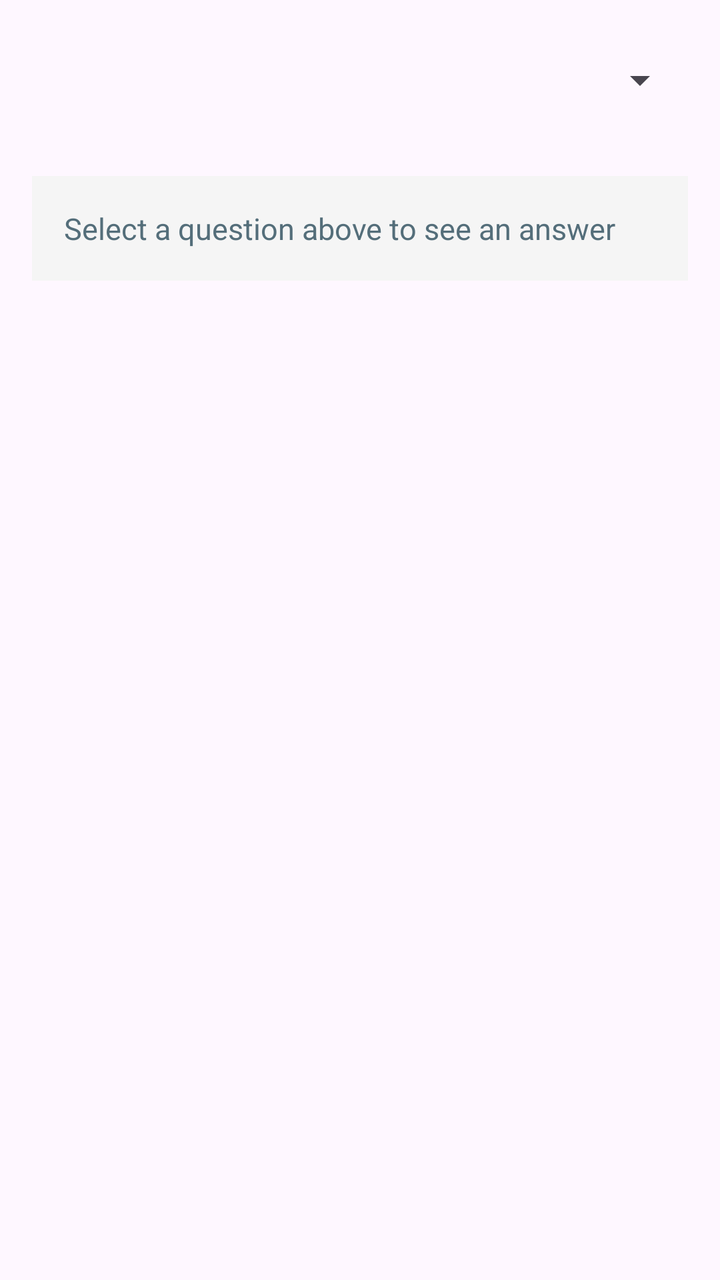
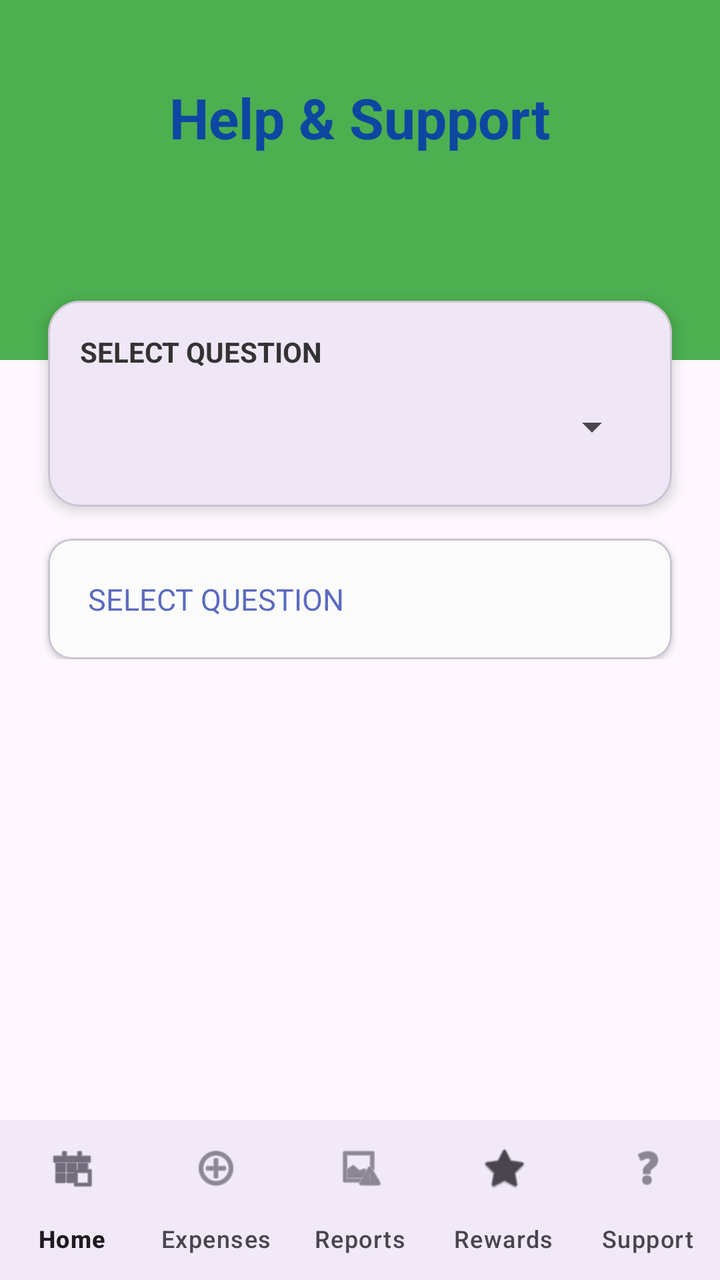

Before-and-after screenshots of an Android layout around one commit, followed by the original layout XML and the change that was made.
<!-- AndroidManifest.xml: application theme Theme.PROG7313KTPBudgetingApp -->
<!-- res/layout/activity_chatbot_page.xml -->
<?xml version="1.0" encoding="utf-8"?>
<LinearLayout
    xmlns:android="http://schemas.android.com/apk/res/android"
    android:id="@+id/main"
    android:layout_width="match_parent"
    android:layout_height="match_parent"
    android:orientation="vertical"
    android:padding="16dp">


    <Spinner
        android:id="@+id/spinner_questions"
        android:layout_width="match_parent"
        android:layout_height="wrap_content"
        android:minHeight="48dp" />


    <TextView
        android:id="@+id/tv_answer"
        android:layout_width="match_parent"
        android:layout_height="wrap_content"
        android:layout_marginTop="24dp"
        android:background="#F5F5F5"
        android:hint="@string/select_a_question_above_to_see_an_answer"
        android:padding="16dp"
        android:textColorHint="#546E7A"
        android:textSize="15sp" />

</LinearLayout>
<!-- resources referenced by this layout -->
<resources>
  <string name="select_a_question_above_to_see_an_answer">Select a question above to see an answer</string>
  <style name="Theme.PROG7313KTPBudgetingApp" parent="Base.Theme.PROG7313KTPBudgetingApp" />
  <style name="Base.Theme.PROG7313KTPBudgetingApp" parent="Theme.Material3.DayNight.NoActionBar">
          
          
      </style>
</resources>

<!-- the commit's change to res/layout/activity_chatbot_page.xml (unified diff, before → after) -->
@@ -1,29 +1,120 @@
 <?xml version="1.0" encoding="utf-8"?>
-<LinearLayout
-    xmlns:android="http://schemas.android.com/apk/res/android"
+<androidx.constraintlayout.widget.ConstraintLayout xmlns:android="http://schemas.android.com/apk/res/android"
+    xmlns:app="http://schemas.android.com/apk/res-auto"
+    xmlns:tools="http://schemas.android.com/tools"
     android:id="@+id/main"
     android:layout_width="match_parent"
-    android:layout_height="match_parent"
-    android:orientation="vertical"
-    android:padding="16dp">
+    android:layout_height="match_parent">
 
+    <androidx.core.widget.NestedScrollView
+        android:layout_width="0dp"
+        android:layout_height="0dp"
+        android:clipToPadding="false"
+        android:paddingBottom="16dp"
+        app:layout_constraintTop_toTopOf="parent"
+        app:layout_constraintBottom_toTopOf="@id/bottom_navigation"
+        app:layout_constraintStart_toStartOf="parent"
+        app:layout_constraintEnd_toEndOf="parent">
 
-    <Spinner
-        android:id="@+id/spinner_questions"
+        <androidx.constraintlayout.widget.ConstraintLayout
+            android:layout_width="match_parent"
+            android:layout_height="wrap_content">
+
+            <View
+                android:id="@+id/topHeader"
+                android:layout_width="match_parent"
+                android:layout_height="180dp"
+                android:background="#4CAF50"
+                app:layout_constraintTop_toTopOf="parent" />
+
+            <TextView
+                android:id="@+id/help_heading"
+                android:layout_width="wrap_content"
+                android:layout_height="wrap_content"
+                android:layout_marginTop="40dp"
+                android:text="@string/help_amp_support"
+                android:textColor="#0D47A1"
+                android:textSize="28sp"
+                android:textStyle="bold"
+                app:layout_constraintEnd_toEndOf="parent"
+                app:layout_constraintStart_toStartOf="parent"
+                app:layout_constraintTop_toTopOf="parent" />
+
+            <com.google.android.material.card.MaterialCardView
+                android:id="@+id/spinnerCard"
+                android:layout_width="0dp"
+                android:layout_height="wrap_content"
+                android:layout_marginStart="24dp"
+                android:layout_marginTop="-30dp"
+                android:layout_marginEnd="24dp"
+                app:cardCornerRadius="16dp"
+                app:cardElevation="4dp"
+                app:layout_constraintEnd_toEndOf="parent"
+                app:layout_constraintStart_toStartOf="parent"
+                app:layout_constraintTop_toBottomOf="@+id/topHeader">
+
+                <LinearLayout
+                    android:layout_width="match_parent"
+                    android:layout_height="wrap_content"
+                    android:orientation="vertical"
+                    android:padding="16dp">
+
+                    <TextView
+                        android:layout_width="wrap_content"
+                        android:layout_height="wrap_content"
+                        android:text="@string/select_a_question"
+                        android:textColor="#333333"
+                        android:textSize="14sp"
+                        android:textStyle="bold"
+                        android:layout_marginBottom="4dp"/>
+
+                    <Spinner
+                        android:id="@+id/spinner_questions"
+                        android:layout_width="match_parent"
+                        android:layout_height="wrap_content"
+                        android:minHeight="48dp" />
+                </LinearLayout>
+            </com.google.android.material.card.MaterialCardView>
+
+            <com.google.android.material.card.MaterialCardView
+                android:id="@+id/answerCard"
+                android:layout_width="0dp"
+                android:layout_height="wrap_content"
+                android:layout_marginStart="24dp"
+                android:layout_marginTop="16dp"
+                android:layout_marginEnd="24dp"
+                app:cardCornerRadius="12dp"
+                app:cardElevation="2dp"
+                app:layout_constraintEnd_toEndOf="parent"
+                app:layout_constraintStart_toStartOf="parent"
+                app:layout_constraintTop_toBottomOf="@id/spinnerCard">
+
+                <TextView
+                    android:id="@+id/tv_answer"
+                    android:layout_width="match_parent"
+                    android:layout_height="wrap_content"
+                    android:background="#FBFBFB"
+                    android:hint="@string/select_a_question_above_to_see_an_answer"
+                    android:padding="20dp"
+                    android:textColor="#333333"
+                    android:textColorHint="#5C6BC0"
+                    android:textSize="15sp"
+                    tools:ignore="TextContrastCheck" />
+            </com.google.android.material.card.MaterialCardView>
+
+        </androidx.constraintlayout.widget.ConstraintLayout>
+    </androidx.core.widget.NestedScrollView>
+
+    <com.google.android.material.bottomnavigation.BottomNavigationView
+        android:id="@+id/bottom_navigation"
         android:layout_width="match_parent"
         android:layout_height="wrap_content"
-        android:minHeight="48dp" />
+        android:background="?android:attr/windowBackground"
+        app:layout_constraintBottom_toBottomOf="parent"
+        app:layout_constraintStart_toStartOf="parent"
+        app:layout_constraintEnd_toEndOf="parent"
+        app:labelVisibilityMode="labeled"
+        app:menu="@menu/bottom_nav_menu"
+        tools:ignore="VisualLintBottomNav" />
 
-
-    <TextView
-        android:id="@+id/tv_answer"
-        android:layout_width="match_parent"
-        android:layout_height="wrap_content"
-        android:layout_marginTop="24dp"
-        android:background="#F5F5F5"
-        android:hint="@string/select_a_question_above_to_see_an_answer"
-        android:padding="16dp"
-        android:textColorHint="#546E7A"
-        android:textSize="15sp" />
-
-</LinearLayout>
+</androidx.constraintlayout.widget.ConstraintLayout>
<!-- resource entries referenced after the edit -->
@@ -1,6 +1,8 @@
 <!-- resources referenced by this layout -->
 <resources>
-  <string name="select_a_question_above_to_see_an_answer">Select a question above to see an answer</string>
+  <string name="help_amp_support">Help &amp; Support</string>
+  <string name="select_a_question">SELECT QUESTION</string>
+  <string name="select_a_question_above_to_see_an_answer">SELECT QUESTION</string>
   <style name="Theme.PROG7313KTPBudgetingApp" parent="Base.Theme.PROG7313KTPBudgetingApp" />
   <style name="Base.Theme.PROG7313KTPBudgetingApp" parent="Theme.Material3.DayNight.NoActionBar">
           
